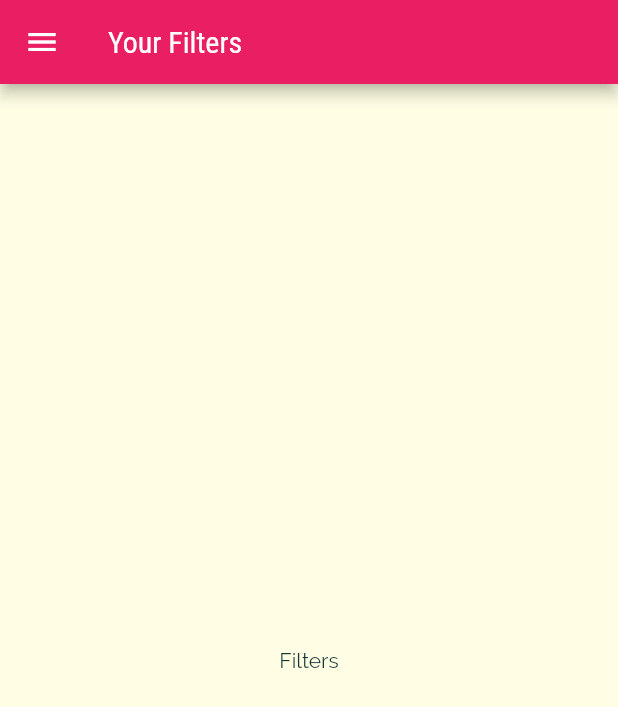
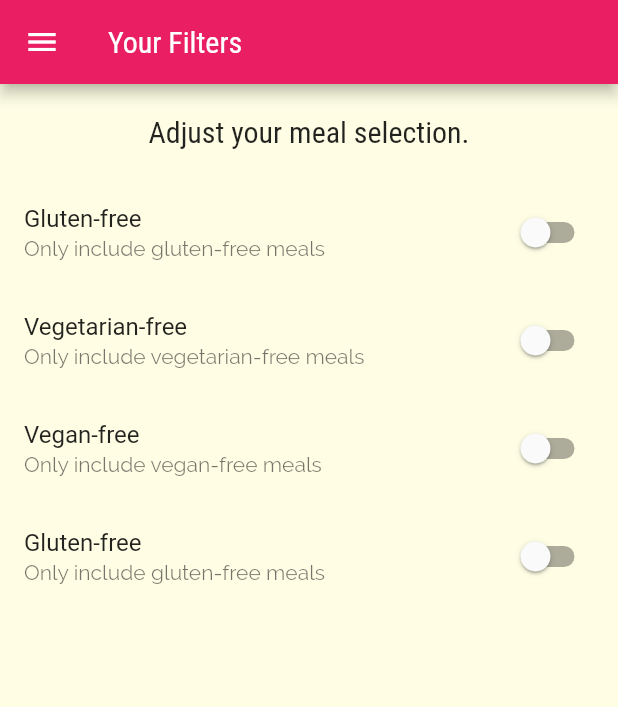
Before and after one commit to ggarber42/max-flutter-nav-app, a Flutter app: the Filters screen opened by its route, on a phone screen of 412 x 824 dp. Shown: the top 707 px of the screen. Run offline on Flutter 3.47's test engine with Material 2 defaults, Android fonts, the phone set to English and light mode, and no system bars.

Commit message:
add switches to filter screen

```diff
--- a/lib/screens/filters.dart
+++ b/lib/screens/filters.dart
@@ -1,21 +1,96 @@
+
+
 import 'package:flutter/material.dart';
 import 'package:nav_app/widgets/main_drawer.dart';
 
-class Filters extends StatelessWidget {
+class Filters extends StatefulWidget {
   static const routeName = '/filters';
+
+  @override
+  _FiltersState createState() => _FiltersState();
+}
+
+class _FiltersState extends State<Filters> {
+  var _glutenFree = false;
+  var _vegetarianFree = false;
+  var _veganFree = false;
+  var _lactoseFree = false;
+
+  Widget _buildSwitchListTile(
+    String title,
+    String description,
+    bool currentValue,
+    ValueChanged<bool?> updateValue,
+  ) {
+    return SwitchListTile(
+        title: Text(title),
+        subtitle: Text(description),
+        value: currentValue,
+        onChanged: updateValue);
+  }
 
   @override
   Widget build(BuildContext context) {
     return Scaffold(
-      appBar: AppBar(
-        title: Text('Your Filters'),
-      ),
-      drawer: MainDrawer(),
-      body: Container(
-        child: Center(
-          child: Text('Filters'),
+        appBar: AppBar(
+          title: Text('Your Filters'),
         ),
-      ),
-    );
+        drawer: MainDrawer(),
+        body: Column(
+          children: [
+            Container(
+              padding: EdgeInsets.all(20),
+              child: Text(
+                'Adjust your meal selection.',
+                style: Theme.of(context).textTheme.title,
+              ),
+            ),
+            Expanded(
+                child: ListView(
+              children: [
+                _buildSwitchListTile(
+                  'Gluten-free',
+                  'Only include gluten-free meals',
+                  _glutenFree,
+                  (newValue) {
+                    setState(() {
+                      _glutenFree = newValue as bool;
+                    });
+                  },
+                ),
+                _buildSwitchListTile(
+                  'Vegetarian-free',
+                  'Only include vegetarian-free meals',
+                  _vegetarianFree,
+                  (newValue) {
+                    setState(() {
+                      _vegetarianFree = newValue as bool;
+                    });
+                  },
+                ),
+                _buildSwitchListTile(
+                  'Vegan-free',
+                  'Only include vegan-free meals',
+                  _veganFree ,
+                  (newValue) {
+                    setState(() {
+                      _veganFree = newValue as bool;
+                    });
+                  },
+                ),
+                _buildSwitchListTile(
+                  'Gluten-free',
+                  'Only include gluten-free meals',
+                  _lactoseFree,
+                  (newValue) {
+                    setState(() {
+                      _lactoseFree = newValue as bool;
+                    });
+                  },
+                ),
+              ],
+            ))
+          ],
+        ));
   }
 }
```
